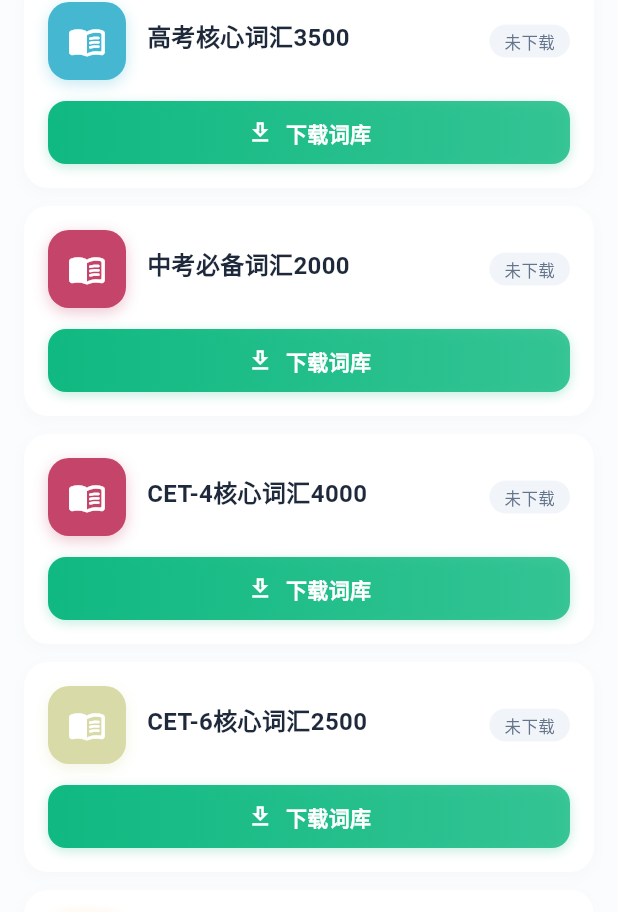
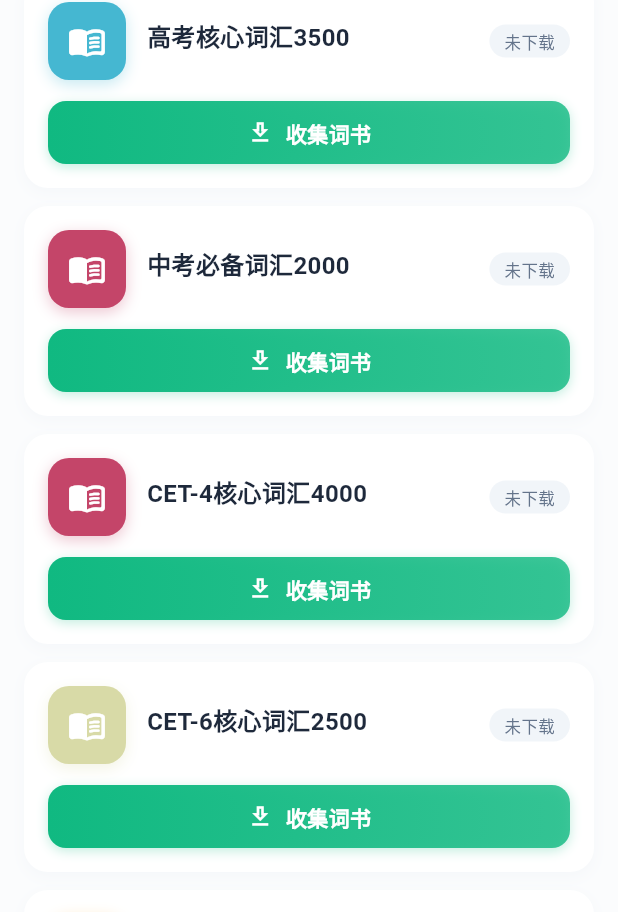
Before and after one commit to mikufoxxx/WordFlow, a Flutter app: the LibraryPage screen opened by its route, on a phone screen of 412 x 824 dp. Shown: the part 286-1198 px from the top of the screen. Run offline on Flutter 3.47's test engine with Material 3 defaults, Android fonts, the phone set to English and light mode, and no system bars; our stand-ins replace audioplayers, fl_chart, shared_preferences; missing offline and left inert: lordicon; accounts and stored records are empty; network calls fail.

Commit message:
优化提示

```diff
--- a/lib/pages/home_page.dart
+++ b/lib/pages/home_page.dart
@@ -202,7 +202,7 @@ class _HomePageState extends State<HomePage>
 
       if (wordData == null || wordData.isEmpty) {
         setState(() {
-          _errorMessage = '词库数据为空，请重新下载词库';
+          _errorMessage = '词书好像空了，去收集一些新词汇吧';
           _isLoadingWords = false;
         });
         return;
@@ -221,7 +221,7 @@ class _HomePageState extends State<HomePage>
 
     } catch (e) {
       setState(() {
-        _errorMessage = '加载词库失败: $e';
+        _errorMessage = '词汇好像迷路了: $e';
         _isLoadingWords = false;
       });
     }
@@ -993,7 +993,7 @@ class _HomePageState extends State<HomePage>
             ),
             SizedBox(height: 12), // 从16减少到12
             Text(
-              '正在加载词库...',
+              '词汇正在整理中...',
               style: Theme.of(context).textTheme.bodyLarge?.copyWith(
                 color: Theme.of(context).textTheme.bodyLarge?.color?.withOpacity(0.7),
               ),
@@ -1056,7 +1056,7 @@ class _HomePageState extends State<HomePage>
             ),
             SizedBox(height: 12),
             Text(
-              '正在加载新单词...',
+              '新单词马上就来...',
           style: Theme.of(context).textTheme.bodyLarge?.copyWith(
             color: Theme.of(context).textTheme.bodyLarge?.color?.withOpacity(0.7),
           ),
@@ -2693,7 +2693,7 @@ class _HomePageState extends State<HomePage>
                         : '正在准备造句测试...')
                     : (_wordAnimationCompleted
                         ? ''
-                        : '单词加载中...'),
+                        : '单词即将登场...'),
                 key: ValueKey('${_wordAnimationCompleted}_${_isTestingMode}_breath'),
                 style: Theme.of(context).textTheme.bodyMedium?.copyWith(
                   color: Theme.of(context).brightness == Brightness.dark
--- a/lib/pages/library_page.dart
+++ b/lib/pages/library_page.dart
@@ -241,7 +241,7 @@ class _LibraryPageState extends State<LibraryPage>
     } catch (e) {
       setState(() {
         _isLoading = false;
-        _errorMessage = '加载词库失败：$e';
+        _errorMessage = '词书走丢了：$e';
       });
     }
   }
@@ -511,7 +511,7 @@ class _LibraryPageState extends State<LibraryPage>
                   child: Row(
                     children: [
                       Text(
-                        '已下载词库',
+                        '我的词书收藏',
                         style: TextStyle(
                               fontSize: 18, // 从20减少到18
                           fontWeight: FontWeight.w600,
@@ -744,7 +744,7 @@ class _LibraryPageState extends State<LibraryPage>
                   size: ResponsiveHelper.getResponsiveIconSize(context, 26),
               ),
               onPressed: _showDownloadedBooks,
-              tooltip: '查看已下载词库',
+              tooltip: '查看我的词书收藏',
                 padding: EdgeInsets.zero,
                 constraints: BoxConstraints(
                   minWidth: ResponsiveHelper.getResponsiveIconSize(context, 40),
@@ -958,7 +958,7 @@ class _LibraryPageState extends State<LibraryPage>
           ),
           const SizedBox(height: 16),
           Text(
-            '搜索中...',
+            '正在寻找词书...',
             style: TextStyle(
               color: AppTheme.primaryGray.withOpacity(0.8),
               fontSize: 14,
@@ -971,20 +971,36 @@ class _LibraryPageState extends State<LibraryPage>
 
   /// 构建加载状态
   Widget _buildLoadingState() {
-    return const Center(
+    return Center(
       child: Column(
         mainAxisAlignment: MainAxisAlignment.center,
         children: [
-          CircularProgressIndicator(
-            valueColor: AlwaysStoppedAnimation<Color>(AppTheme.primaryGray),
-          ),
-          SizedBox(height: 16),
+          // 使用更现代的加载动画
+          SizedBox(
+            width: 40,
+            height: 40,
+            child: CircularProgressIndicator(
+              strokeWidth: 3,
+              valueColor: AlwaysStoppedAnimation<Color>(AppTheme.primaryGray),
+            ),
+          ),
+          const SizedBox(height: 24),
           Text(
-            '正在加载词库...',
+            '词书正在赶来的路上...',
             style: TextStyle(
               color: AppTheme.primaryGray,
               fontSize: 16,
-            ),
+              fontWeight: FontWeight.w500,
+            ),
+          ),
+          const SizedBox(height: 8),
+          Text(
+            '稍等一下，好词汇马上就来',
+            style: TextStyle(
+              color: AppTheme.primaryGray.withOpacity(0.7),
+              fontSize: 13,
+            ),
+            textAlign: TextAlign.center,
           ),
         ],
       ),
@@ -1027,7 +1043,7 @@ class _LibraryPageState extends State<LibraryPage>
                   vertical: 12,
                 ),
               ),
-              child: const Text('重新加载'),
+              child: const Text('重新试试'),
             ),
           ],
         ),
@@ -1267,7 +1283,7 @@ class _LibraryPageState extends State<LibraryPage>
                     ),
                     const SizedBox(width: 8),
                     const Text(
-                      '下载词库',
+                      '收集词书',
                       style: TextStyle(
                         color: Colors.white,
                         fontSize: 14,
@@ -1315,7 +1331,7 @@ class _LibraryPageState extends State<LibraryPage>
                 ),
                 const SizedBox(width: 10),
                 const Text(
-                  '下载中...',
+                  '收集中...',
                   style: TextStyle(
                     color: Colors.white,
                     fontSize: 14,
@@ -1500,7 +1516,7 @@ class _LibraryPageState extends State<LibraryPage>
             borderRadius: BorderRadius.circular(16), // 从20减少到16
           ),
           child: Text(
-            '下载中',
+            '收集中',
             style: TextStyle(
               fontSize: 11, // 从12减少到11
               color: Colors.amber.shade700,
--- a/lib/utils/app_theme.dart
+++ b/lib/utils/app_theme.dart
@@ -46,10 +46,15 @@ class AppTheme {
       statusBarColor: Colors.transparent,
       statusBarIconBrightness: Brightness.dark,
       statusBarBrightness: Brightness.light,
-      systemNavigationBarColor: backgroundColor,
+      systemNavigationBarColor: Colors.transparent, // 设置为透明实现沉浸式效果
       systemNavigationBarIconBrightness: Brightness.dark,
       systemNavigationBarDividerColor: Colors.transparent,
     ));
+
+    // 启用边缘到边缘显示模式
+    SystemChrome.setEnabledSystemUIMode(
+      SystemUiMode.edgeToEdge,
+    );
   }
 
   /// 配置深色模式的系统UI
@@ -58,10 +63,15 @@ class AppTheme {
       statusBarColor: Colors.transparent,
       statusBarIconBrightness: Brightness.light,
       statusBarBrightness: Brightness.dark,
-      systemNavigationBarColor: darkBackgroundColor,
+      systemNavigationBarColor: Colors.transparent, // 设置为透明实现沉浸式效果
       systemNavigationBarIconBrightness: Brightness.light,
       systemNavigationBarDividerColor: Colors.transparent,
     ));
+
+    // 启用边缘到边缘显示模式
+    SystemChrome.setEnabledSystemUIMode(
+      SystemUiMode.edgeToEdge,
+    );
   }
 
   /// 浅色主题配置
```
